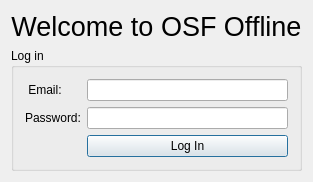
Old version of the form osfoffline/gui/qt/static/login.ui in the repository CenterForOpenScience/osf-sync.
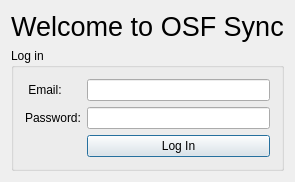
New version of the form.

Commit message: fix windows tray icon and version display info

Diff of the .ui file:
```diff
--- a/osfoffline/gui/qt/static/login.ui
+++ b/osfoffline/gui/qt/static/login.ui
@@ -72,7 +72,7 @@
       </font>
      </property>
      <property name="text">
-      <string>Welcome to OSF Offline</string>
+      <string>Welcome to OSF Sync</string>
      </property>
      <property name="alignment">
       <set>Qt::AlignCenter</set>
```
Left out of the diff: 2 changed lines with no effect on the pictures. The commit also changes 5 other files.
